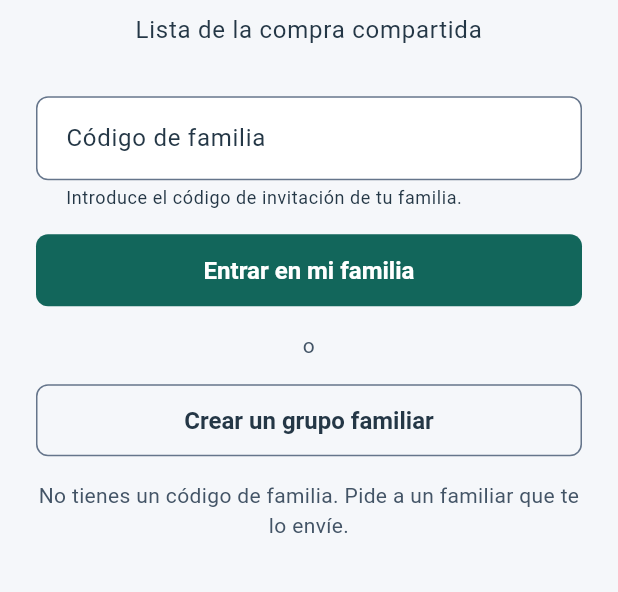
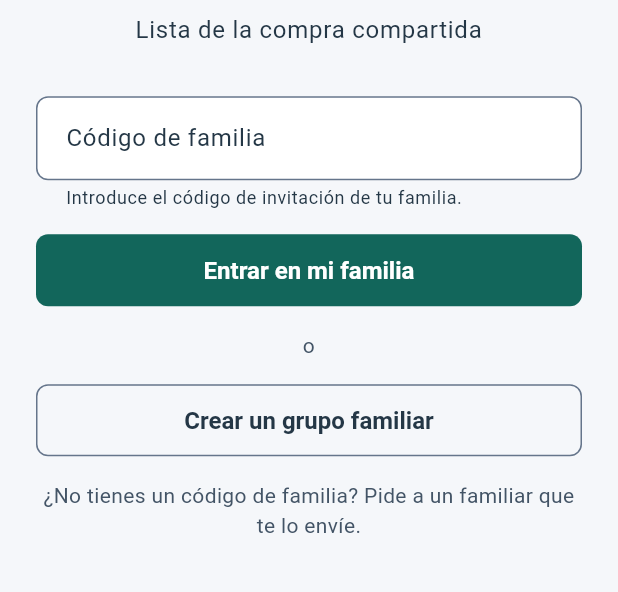
Before and after one commit to cnoumw0/accesibilidad-gruboG, a Flutter app: the screen it shows after launch, on a phone screen of 412 x 824 dp, the part 380-972 px from its top. Run offline on Flutter 3.47's test engine with Material 3 defaults, Android fonts, the phone set to English and light mode, and no system bars; our stand-ins replace go_router, material_ui.

Commit message:
Semántica: ocultar el separador «o» al lector y aclarar el texto de ayuda del acceso
Replaced the text prompt for family code request to improve clarity and added ExcludeSemantics for accessibility.

```diff
--- a/app/lib/screens/acceso_screen.dart
+++ b/app/lib/screens/acceso_screen.dart
@@ -103,9 +103,12 @@ class _AccesoScreenState extends State<AccesoScreen> {
                       ),
                     ),
                     if (!_creating) ...[
-                      const Padding(
-                        padding: EdgeInsets.symmetric(vertical: 16),
-                        child: Text('o', textAlign: TextAlign.center),
+                      // Separador decorativo: no aporta nada al lector de pantalla.
+                      const ExcludeSemantics(
+                        child: Padding(
+                          padding: EdgeInsets.symmetric(vertical: 16),
+                          child: Text('o', textAlign: TextAlign.center),
+                        ),
                       ),
                       OutlinedButton(
                         onPressed: () {
@@ -118,7 +121,7 @@ class _AccesoScreenState extends State<AccesoScreen> {
                       ),
                       const SizedBox(height: 16),
                       Text(
-                        'No tienes un código de familia. Pide a un familiar que te lo envíe.',
+                        '¿No tienes un código de familia? Pide a un familiar que te lo envíe.',
                         textAlign: TextAlign.center,
                         style: Theme.of(context).textTheme.bodyMedium,
                       ),
```
